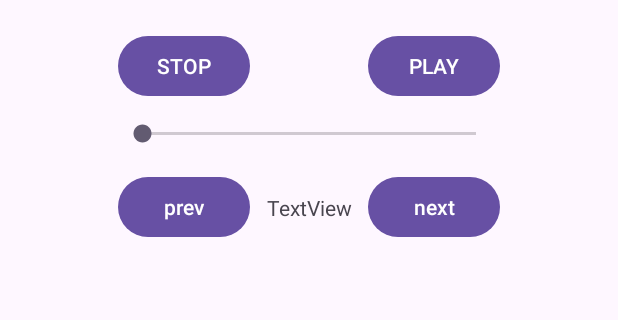
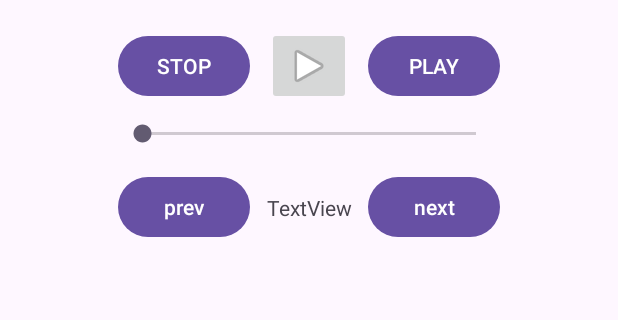
Before and after one commit to JanMatthew/MP3Player, an Android app: the layout activity_main.xml on its own in the app's theme, with its tools: preview values and no code run, on a phone screen of 412 x 824 dp, the part 429-749 px from its top. Run offline under Robolectric (Android 15) with nearby library versions, the phone set to English and light mode, and no system bars.

Commit message:
Boton de play con imageButton

```diff
--- a/app/src/main/res/layout/activity_main.xml
+++ b/app/src/main/res/layout/activity_main.xml
@@ -89,4 +89,14 @@
         app:layout_constraintStart_toEndOf="@+id/prev"
         app:layout_constraintTop_toTopOf="@+id/next" />
 
+    <ImageButton
+        android:id="@+id/playBtn"
+        android:layout_width="wrap_content"
+        android:layout_height="wrap_content"
+        app:layout_constraintBottom_toBottomOf="@+id/play"
+        app:layout_constraintEnd_toStartOf="@+id/play"
+        app:layout_constraintStart_toEndOf="@+id/stop"
+        app:layout_constraintTop_toTopOf="@+id/play"
+        app:srcCompat="@android:drawable/ic_media_play" />
+
 </androidx.constraintlayout.widget.ConstraintLayout>
```
Also changed, not shown: app/src/main/java/com/example/reproducer/Adapter/PlayListAdapter.java (+13 -1 lines), app/src/main/java/com/example/reproducer/MainActivity.java (+20 -2 lines), app/src/main/ic_playbtn-playstore.png (added).
